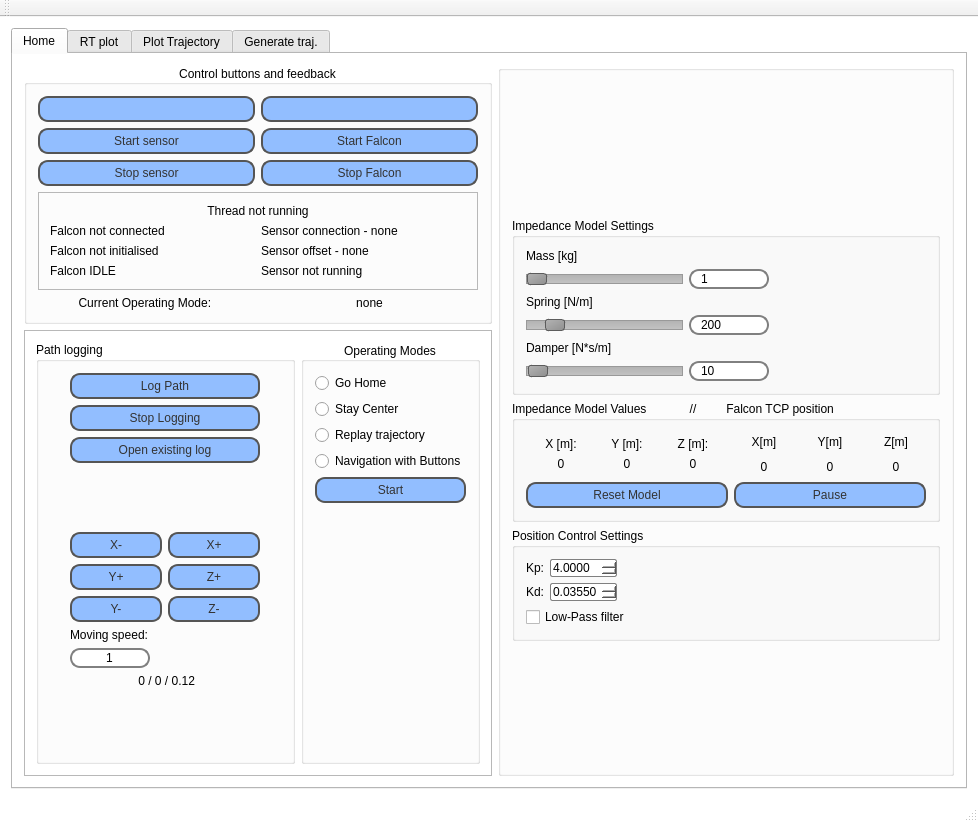
Qt form FaaR/mainwindow.ui (ABC-iRobotics/iRob-FaaR) before a commit.
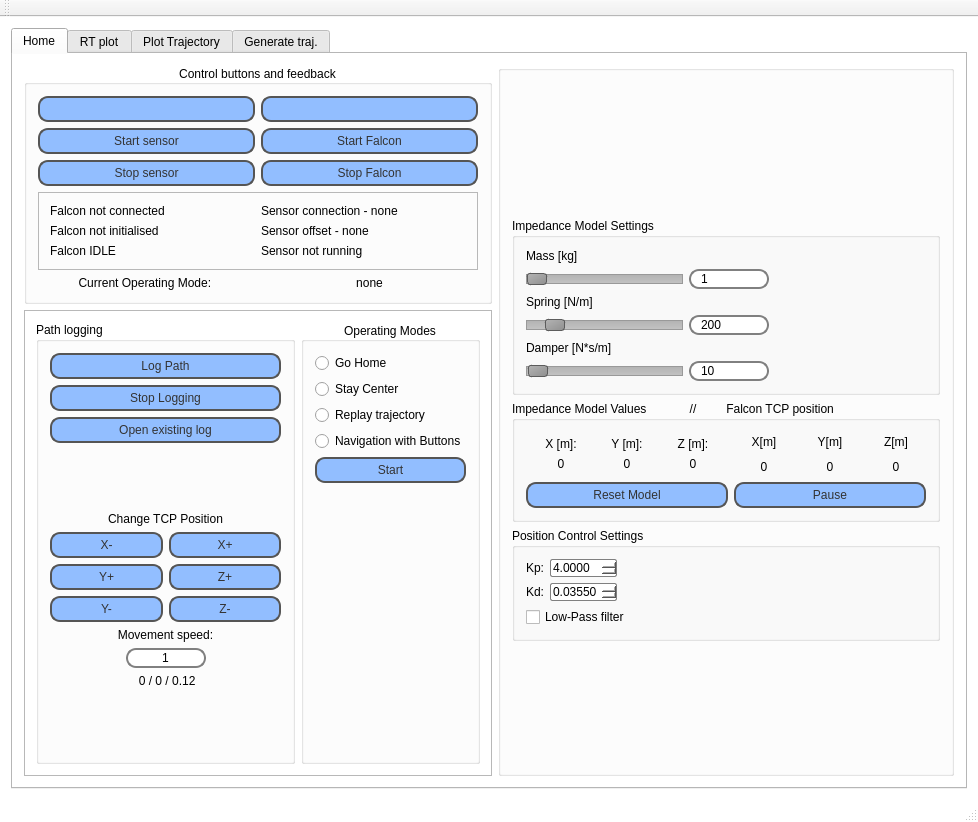
The same form after that commit. Icons and pictures are not drawn. Custom widgets are drawn as their Qt base class.

What changed in the file:
```diff
--- a/FaaR/mainwindow.ui
+++ b/FaaR/mainwindow.ui
@@ -300,16 +300,6 @@
              <layout class="QVBoxLayout" name="verticalLayout_8">
               <item>
                <layout class="QVBoxLayout" name="verticalLayout_7">
-                <item>
-                 <widget class="QLabel" name="labelThreadFeedback">
-                  <property name="text">
-                   <string>Thread not running</string>
-                  </property>
-                  <property name="alignment">
-                   <set>Qt::AlignCenter</set>
-                  </property>
-                 </widget>
-                </item>
                 <item>
                  <layout class="QHBoxLayout" name="horizontalLayout">
                   <item>
@@ -410,8 +400,8 @@
              <property name="title">
               <string>Path logging</string>
              </property>
-             <layout class="QGridLayout" name="gridLayout_12">
-              <item row="6" column="0">
+             <layout class="QGridLayout" name="gridLayout_8">
+              <item row="7" column="0">
                <spacer name="verticalSpacer">
                 <property name="orientation">
                  <enum>Qt::Vertical</enum>
@@ -424,16 +414,56 @@
                 </property>
                </spacer>
               </item>
+              <item row="5" column="0">
+               <layout class="QHBoxLayout" name="horizontalLayout_8">
+                <item>
+                 <spacer name="horizontalSpacer_7">
+                  <property name="orientation">
+                   <enum>Qt::Horizontal</enum>
+                  </property>
+                  <property name="sizeHint" stdset="0">
+                   <size>
+                    <width>40</width>
+                    <height>20</height>
+                   </size>
+                  </property>
+                 </spacer>
+                </item>
+                <item>
+                 <widget class="QLineEdit" name="lineEdit">
+                  <property name="maximumSize">
+                   <size>
+                    <width>80</width>
+                    <height>16777215</height>
+                   </size>
+                  </property>
+                  <property name="text">
+                   <string>1</string>
+                  </property>
+                  <property name="alignment">
+                   <set>Qt::AlignCenter</set>
+                  </property>
+                 </widget>
+                </item>
+                <item>
+                 <spacer name="horizontalSpacer_6">
+                  <property name="orientation">
+                   <enum>Qt::Horizontal</enum>
+                  </property>
+                  <property name="sizeHint" stdset="0">
+                   <size>
+                    <width>40</width>
+                    <height>20</height>
+                   </size>
+                  </property>
+                 </spacer>
+                </item>
+               </layout>
+              </item>
               <item row="4" column="0">
-               <widget class="QLineEdit" name="lineEdit">
-                <property name="maximumSize">
-                 <size>
-                  <width>80</width>
-                  <height>16777215</height>
-                 </size>
-                </property>
+               <widget class="QLabel" name="label_2">
                 <property name="text">
-                 <string>1</string>
+                 <string>Movement speed:</string>
                 </property>
                 <property name="alignment">
                  <set>Qt::AlignCenter</set>
@@ -493,7 +523,17 @@
                 </property>
                </spacer>
               </item>
-              <item row="2" column="0">
+              <item row="6" column="0">
+               <widget class="QLabel" name="labelNav">
+                <property name="text">
+                 <string> 0 / 0 / 0.12</string>
+                </property>
+                <property name="alignment">
+                 <set>Qt::AlignCenter</set>
+                </property>
+               </widget>
+              </item>
+              <item row="3" column="0">
                <layout class="QVBoxLayout" name="verticalLayout_23">
                 <item>
                  <layout class="QHBoxLayout" name="horizontalLayout_9">
@@ -621,23 +661,16 @@
                 </item>
                </layout>
               </item>
-              <item row="5" column="0">
-               <widget class="QLabel" name="labelNav">
+              <item row="2" column="0">
+               <widget class="QLabel" name="label_7">
                 <property name="text">
-                 <string> 0 / 0 / 0.12</string>
+                 <string>Change TCP Position</string>
                 </property>
                 <property name="alignment">
                  <set>Qt::AlignCenter</set>
                 </property>
                </widget>
               </item>
-              <item row="3" column="0">
-               <widget class="QLabel" name="label_2">
-                <property name="text">
-                 <string>Moving speed:</string>
-                </property>
-               </widget>
-              </item>
              </layout>
             </widget>
            </item>
@@ -2390,52 +2423,6 @@
           </property>
          </spacer>
         </item>
-        <item row="0" column="2">
-         <widget class="QGroupBox" name="groupBox_8">
-          <property name="title">
-           <string>Control Buttons</string>
-          </property>
-          <widget class="QWidget" name="layoutWidget">
-           <property name="geometry">
-            <rect>
-             <x>10</x>
-             <y>30</y>
-             <width>342</width>
-             <height>134</height>
-            </rect>
-           </property>
-           <layout class="QHBoxLayout" name="horizontalLayout_8">
-            <item>
-             <layout class="QVBoxLayout" name="verticalLayout_20">
-              <item>
-               <layout class="QVBoxLayout" name="verticalLayout_16"/>
-              </item>
-              <item>
-               <layout class="QVBoxLayout" name="verticalLayout_19"/>
-              </item>
-             </layout>
-            </item>
-            <item>
-             <layout class="QGridLayout" name="gridLayout_11">
-              <item row="0" column="1">
-               <spacer name="horizontalSpacer_2">
-                <property name="orientation">
-                 <enum>Qt::Horizontal</enum>
-                </property>
-                <property name="sizeHint" stdset="0">
-                 <size>
-                  <width>40</width>
-                  <height>20</height>
-                 </size>
-                </property>
-               </spacer>
-              </item>
-             </layout>
-            </item>
-           </layout>
-          </widget>
-         </widget>
-        </item>
        </layout>
       </widget>
      </widget>
```
Left out of the diff: 12 changed lines with no effect on the pictures.
